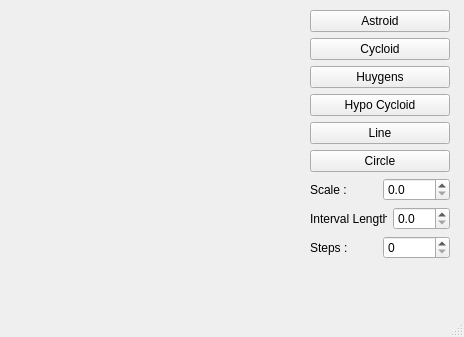
SAKSHAM-SAAM/Shape_Generator, file mainwindow.ui: the form before one commit.
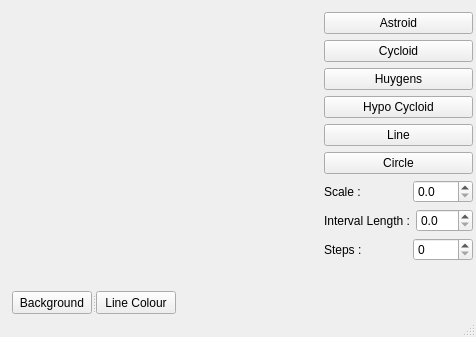
The form after the commit. Custom widgets are drawn as their Qt base class.

Commit message: added color control for background and shape outline.

The edit to the form file:
```diff
--- a/mainwindow.ui
+++ b/mainwindow.ui
@@ -6,7 +6,7 @@
    <rect>
     <x>0</x>
     <y>0</y>
-    <width>464</width>
+    <width>476</width>
     <height>337</height>
    </rect>
   </property>
@@ -14,25 +14,73 @@
    <string>MainWindow</string>
   </property>
   <widget class="QWidget" name="centralwidget">
-   <widget class="RenderArea" name="renderArea" native="true">
-    <property name="geometry">
-     <rect>
-      <x>12</x>
-      <y>16</y>
-      <width>291</width>
-      <height>261</height>
-     </rect>
-    </property>
-   </widget>
    <widget class="QWidget" name="">
     <property name="geometry">
      <rect>
-      <x>310</x>
-      <y>10</y>
-      <width>140</width>
-      <height>300</height>
+      <x>12</x>
+      <y>12</y>
+      <width>461</width>
+      <height>302</height>
      </rect>
     </property>
+    <layout class="QHBoxLayout" name="horizontalLayout_5">
+     <item>
+      <layout class="QVBoxLayout" name="verticalLayout_2">
+       <item>
+        <widget class="RenderArea" name="renderArea" native="true"/>
+       </item>
+       <item>
+        <layout class="QHBoxLayout" name="horizontalLayout_4">
+         <property name="topMargin">
+          <number>0</number>
+         </property>
+         <item>
+          <widget class="QSplitter" name="splitter">
+           <property name="orientation">
+            <enum>Qt::Horizontal</enum>
+           </property>
+           <widget class="QPushButton" name="btnBackgroundColor">
+            <property name="maximumSize">
+             <size>
+              <width>16777215</width>
+              <height>23</height>
+             </size>
+            </property>
+            <property name="text">
+             <string>Background</string>
+            </property>
+           </widget>
+           <widget class="QPushButton" name="btnLineColor">
+            <property name="maximumSize">
+             <size>
+              <width>16777215</width>
+              <height>23</height>
+             </size>
+            </property>
+            <property name="text">
+             <string>Line Colour</string>
+            </property>
+           </widget>
+          </widget>
+         </item>
+         <item>
+          <spacer name="horizontalSpacer">
+           <property name="orientation">
+            <enum>Qt::Horizontal</enum>
+           </property>
+           <property name="sizeHint" stdset="0">
+            <size>
+             <width>40</width>
+             <height>20</height>
+            </size>
+           </property>
+          </spacer>
+         </item>
+        </layout>
+       </item>
+      </layout>
+     </item>
+     <item>
     <layout class="QVBoxLayout" name="verticalLayout">
      <item>
       <widget class="QPushButton" name="btnAstroid">
@@ -87,6 +135,12 @@
        </item>
        <item>
         <widget class="QDoubleSpinBox" name="spinScale">
+           <property name="maximumSize">
+            <size>
+             <width>60</width>
+             <height>16777215</height>
+            </size>
+           </property>
          <property name="decimals">
           <number>1</number>
          </property>
@@ -108,6 +162,12 @@
        </item>
        <item>
         <widget class="QDoubleSpinBox" name="spinInterval">
+           <property name="maximumSize">
+            <size>
+             <width>60</width>
+             <height>16777215</height>
+            </size>
+           </property>
          <property name="decimals">
           <number>1</number>
          </property>
@@ -129,6 +189,12 @@
        </item>
        <item>
         <widget class="QSpinBox" name="spinSteps">
+           <property name="maximumSize">
+            <size>
+             <width>60</width>
+             <height>16777215</height>
+            </size>
+           </property>
          <property name="maximum">
           <number>512</number>
          </property>
@@ -148,6 +214,8 @@
         </size>
        </property>
       </spacer>
+       </item>
+      </layout>
      </item>
     </layout>
    </widget>
```
Lines whose indentation alone changed are shown as unchanged. The commit also changes 4 other files.
